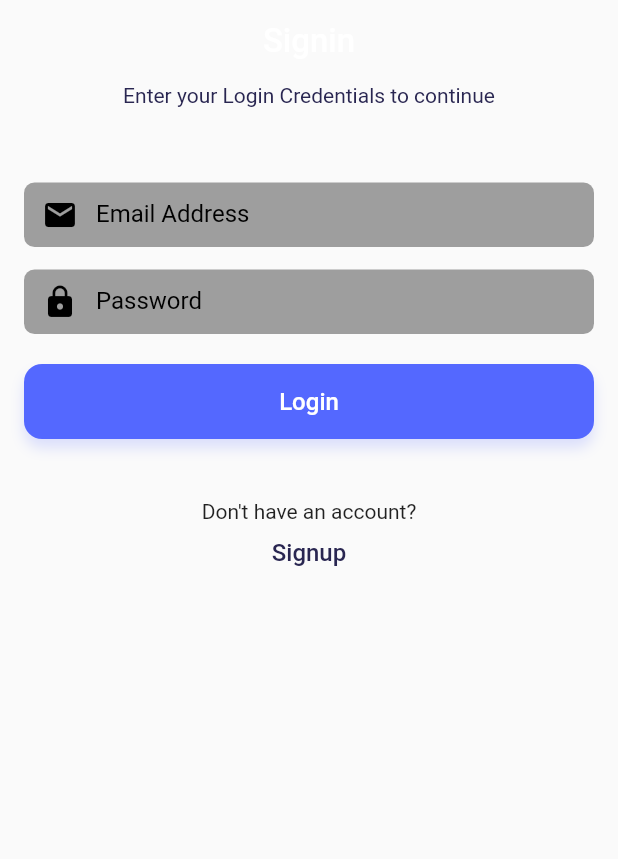
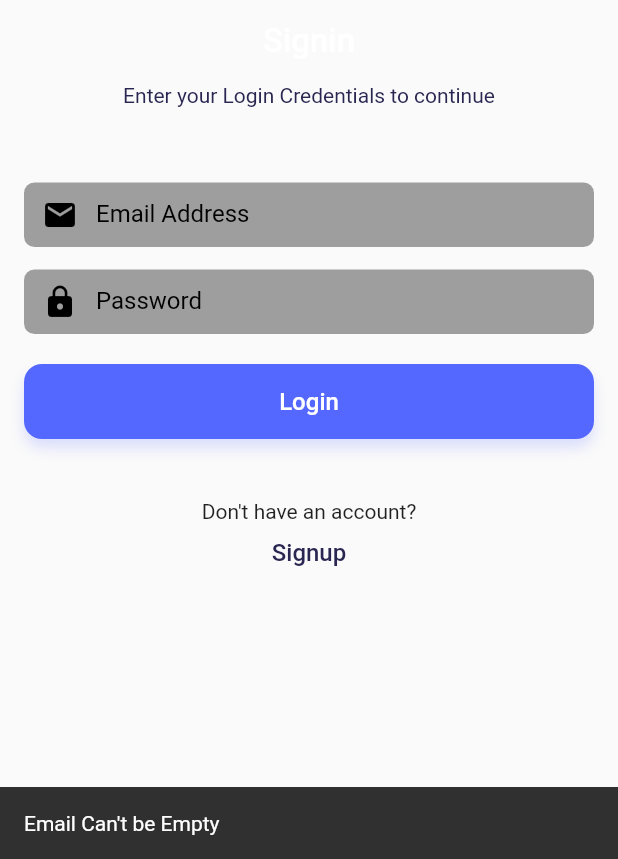
Before and after one commit to ashrafulhc/todoapp, a Flutter app: the screen it shows after launch, after a tap on "Login", on a phone screen of 412 x 824 dp, the part 377-1236 px from its top. Run offline on Flutter 3.47's test engine with Material 2 defaults, Android fonts, the phone set to English and light mode, and no system bars; our stand-ins replace firebase_auth, flushbar, flutter_spinkit; accounts and stored records are empty; Roboto replaces fonts that are missing (Rubik).

Commit message:
Added validation for email and password and flushbar added for showing toast

```diff
--- /dev/null
+++ b/todoapp/lib/src/components/show_flushbar/show_flushbar.dart
@@ -0,0 +1,11 @@
+import 'package:flushbar/flushbar.dart';
+import 'package:flutter/material.dart';
+
+class ShowFlushbar {
+  static void showFlushbar(BuildContext context, String message, int time) {
+    Flushbar(
+      message: message,
+      duration: Duration(milliseconds: time),
+    )..show(context);
+  }
+}
--- a/todoapp/lib/src/pages/login_page.dart
+++ b/todoapp/lib/src/pages/login_page.dart
@@ -1,6 +1,7 @@
 import 'package:flutter/material.dart';
 import 'package:todoapp/router.dart';
 import 'package:todoapp/src/components/buttons/primary_button.dart';
+import 'package:todoapp/src/components/show_flushbar/show_flushbar.dart';
 import 'package:todoapp/src/services/firebase_auth_service.dart';
 import 'package:todoapp/src/utils/colors.dart';
 import 'package:todoapp/src/utils/text_styles.dart';
@@ -132,16 +133,32 @@ class _LoginPageState extends State<LoginPage> {
     final String email = _emailController.text.trim();
     final String password = _passwordController.text.trim();
 
+    if (email == '' || email == null) {
+      ShowFlushbar.showFlushbar(context, 'Email Can\'t be Empty', 1500);
+      return;
+    }
+
+    if (password == '' || password == null) {
+      ShowFlushbar.showFlushbar(context, 'Password Can\'t be Empty', 1500);
+      return;
+    }
+
+    if (password.length < 6) {
+      ShowFlushbar.showFlushbar(
+          context, 'Password\'s length is less than 6', 1500);
+      return;
+    }
+
     var result = await FirebaseAuthService.loginWithEmail(email, password);
 
     if (result is bool) {
       if (result) {
         openMainPage(context);
       } else {
-        print('Something went wrong to login!!');
+        ShowFlushbar.showFlushbar(context, 'Something Went Wrong!!', 1500);
       }
     } else {
-      print('Something went wrong to login!!');
+      ShowFlushbar.showFlushbar(context, 'Something Went Wrong!!', 1500);
     }
   }
 }
--- a/todoapp/lib/src/pages/signup_page.dart
+++ b/todoapp/lib/src/pages/signup_page.dart
@@ -1,6 +1,7 @@
 import 'package:flutter/material.dart';
 import 'package:todoapp/router.dart';
 import 'package:todoapp/src/components/buttons/primary_button.dart';
+import 'package:todoapp/src/components/show_flushbar/show_flushbar.dart';
 import 'package:todoapp/src/services/firebase_auth_service.dart';
 import 'package:todoapp/src/utils/colors.dart';
 import 'package:todoapp/src/utils/text_styles.dart';
@@ -132,16 +133,32 @@ class _SignupPageState extends State<SignupPage> {
     final String email = _emailController.text.trim();
     final String password = _passwordController.text.trim();
 
+    if (email == '' || email == null) {
+      ShowFlushbar.showFlushbar(context, 'Email Can\'t be Empty', 1500);
+      return;
+    }
+
+    if (password == '' || password == null) {
+      ShowFlushbar.showFlushbar(context, 'Password Can\'t be Empty', 1500);
+      return;
+    }
+
+    if (password.length < 6) {
+      ShowFlushbar.showFlushbar(
+          context, 'Password\'s length is less than 6', 1500);
+      return;
+    }
+
     var result = await FirebaseAuthService.signUpWithEmail(email, password);
 
     if (result is bool) {
       if (result) {
         openMainPage(context);
       } else {
-        print('Something went wrong to signup!!');
+        ShowFlushbar.showFlushbar(context, 'Something Went Wrong!!', 1500);
       }
     } else {
-      print('Something went wrong to signup!!');
+      ShowFlushbar.showFlushbar(context, 'Something Went Wrong!!', 1500);
     }
   }
 }
--- a/todoapp/pubspec.yaml
+++ b/todoapp/pubspec.yaml
@@ -16,6 +16,7 @@ dependencies:
   cupertino_icons: ^0.1.3
   flutter_spinkit: ^4.1.2+1
   firebase_auth: ^0.16.1
+  flushbar: ^1.10.2
 
 dev_dependencies:
   flutter_test:
```
Also changed, not shown: todoapp/pubspec.lock.
